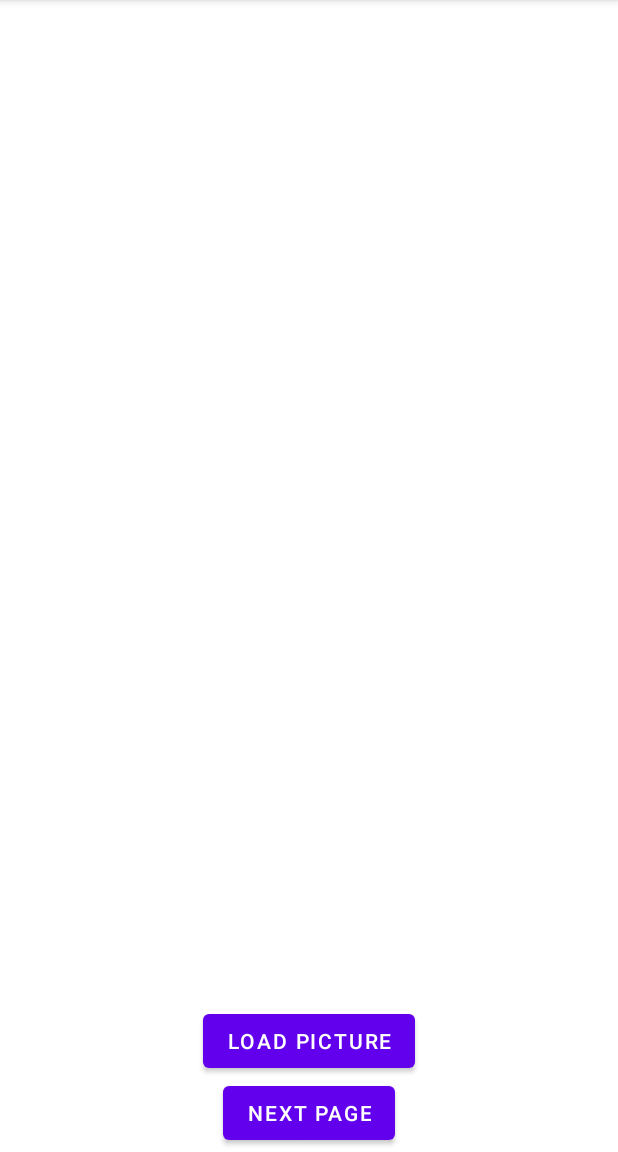
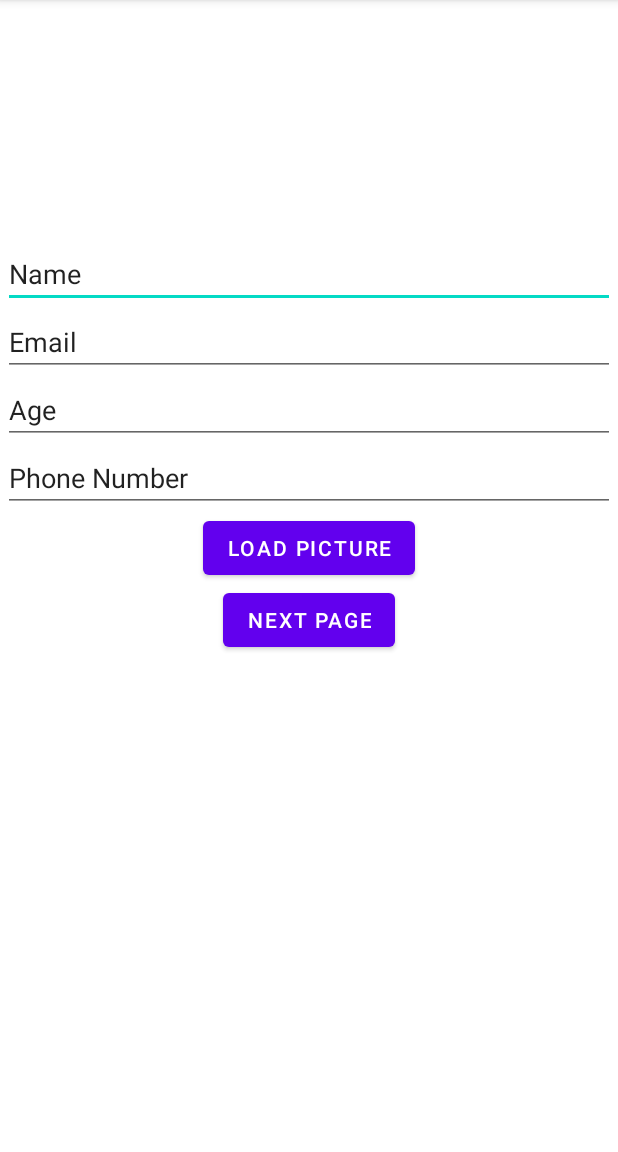
Before and after one commit to Hasitha-Su/User-Activity-App, an Android app: the screen it shows after launch (MainActivity before the commit, RegisterInfoActivity after it), on a phone screen of 412 x 824 dp, the part 84-1236 px from its top. Run offline under Robolectric (Android 15) with nearby library versions, the phone set to English and light mode, and no system bars.

Commit message:
Update with project files

```diff
--- a/app/build.gradle
+++ b/app/build.gradle
@@ -3,6 +3,9 @@ plugins {
     id 'org.jetbrains.kotlin.android'
     id 'kotlin-parcelize'
 }
+
+
+
 
 android {
     namespace 'com.hasithatest01.myapplication'
@@ -38,6 +41,7 @@ dependencies {
     implementation 'androidx.appcompat:appcompat:1.5.1'
     implementation 'com.google.android.material:material:1.7.0'
     implementation 'androidx.constraintlayout:constraintlayout:2.1.4'
+    api 'com.google.android.material:material:1.1.0-alpha06'
     implementation 'androidx.compose.ui:ui-graphics:1.1.1'
     testImplementation 'junit:junit:4.13.2'
     androidTestImplementation 'androidx.test.ext:junit:1.1.4'
--- a/app/src/main/AndroidManifest.xml
+++ b/app/src/main/AndroidManifest.xml
@@ -14,14 +14,14 @@
         android:theme="@style/Theme.MyApplication"
         tools:targetApi="31">
         <activity
-            android:name=".MainActivity2"
+            android:name=".ProfileActivity"
             android:exported="false">
             <meta-data
                 android:name="android.app.lib_name"
                 android:value="" />
         </activity>
         <activity
-            android:name=".MainActivity"
+            android:name=".RegisterInfoActivity"
             android:exported="true">
             <intent-filter>
                 <action android:name="android.intent.action.MAIN" />
--- a/app/src/main/java/com/hasithatest01/myapplication/MainActivity.kt
+++ b/app/src/main/java/com/hasithatest01/myapplication/RegisterInfoActivity.kt
@@ -14,10 +14,11 @@ import android.net.Uri
 import android.os.Bundle
 import android.provider.MediaStore
 import android.widget.Button
+import android.widget.EditText
 import android.widget.ImageView
 import androidx.appcompat.app.AppCompatActivity
 
-class MainActivity : AppCompatActivity() {
+class RegisterInfoActivity : AppCompatActivity() {
 
     lateinit var imageView: ImageView
     lateinit var button: Button
@@ -25,6 +26,11 @@ class MainActivity : AppCompatActivity() {
 
     private val pickImage = 100
     private var imageUri: Uri? = null
+
+    lateinit var  editName :EditText
+    lateinit var  editEmail :EditText
+    lateinit var  editAge :EditText
+    lateinit var  editPhone :EditText
 
     override fun onCreate(savedInstanceState: Bundle?) {
 
@@ -35,14 +41,26 @@ class MainActivity : AppCompatActivity() {
         button = findViewById(R.id.buttonLoadPicture)
         button2 = findViewById(R.id.nextActivity)
 
+        editName = findViewById(R.id.editTextTextPersonName)
+        editEmail = findViewById(R.id.editTextTextEmailAddress6)
+        editAge = findViewById(R.id.editTextNumber)
+        editPhone = findViewById(R.id.editTextPhone)
+
         button.setOnClickListener {
             val gallery = Intent(Intent.ACTION_PICK, MediaStore.Images.Media.INTERNAL_CONTENT_URI)
             startActivityForResult(gallery, pickImage)
         }
 
         button2.setOnClickListener {
-            val dataToSend = User("Hasitha", "Subhashana", imageUri.toString())
-            val intent = Intent(applicationContext, MainActivity2::class.java)
+            val dataToSend = User(
+                editName.text.toString(),
+                editEmail.text.toString(),
+                editAge.text.toString(),
+                editPhone.text.toString(),
+                imageUri.toString()
+            )
+
+            val intent = Intent(applicationContext, ProfileActivity::class.java)
             intent.putExtra("message_key", dataToSend);
             startActivity(intent)
         }
@@ -55,5 +73,4 @@ class MainActivity : AppCompatActivity() {
             imageView.setImageURI(imageUri)
         }
     }
-
 }
--- a/app/src/main/res/layout/activity_main.xml
+++ b/app/src/main/res/layout/activity_main.xml
@@ -6,11 +6,45 @@
     android:orientation="vertical"
     android:padding="2dp">
 
-    <ImageView
+    <com.google.android.material.imageview.ShapeableImageView
         android:id="@+id/imageView"
+        android:layout_width="150dp"
+        android:layout_height="150dp"
+        android:layout_marginTop="8dp" />
+
+    <EditText
+        android:id="@+id/editTextTextPersonName"
         android:layout_width="match_parent"
         android:layout_height="wrap_content"
-        android:layout_weight="1" />
+        android:ems="10"
+        android:inputType="textPersonName"
+        android:text="Name" />
+
+    <EditText
+        android:id="@+id/editTextTextEmailAddress6"
+        android:layout_width="match_parent"
+        android:layout_height="wrap_content"
+        android:ems="10"
+        android:inputType="textEmailAddress"
+        android:text="Email"
+        />
+
+    <EditText
+        android:id="@+id/editTextNumber"
+        android:layout_width="match_parent"
+        android:layout_height="wrap_content"
+        android:ems="10"
+        android:inputType="number"
+        android:text="Age" />
+
+    <EditText
+        android:id="@+id/editTextPhone"
+        android:layout_width="match_parent"
+        android:layout_height="wrap_content"
+        android:ems="10"
+        android:inputType="phone"
+        android:text="Phone Number"
+        />
 
     <Button
         android:id="@+id/buttonLoadPicture"
```
Also changed, not shown: app/src/main/java/com/hasithatest01/myapplication/ProfileActivity.kt (renamed from app/src/main/java/com/hasithatest01/myapplication/MainActivity2.kt, +4 -4 lines), app/src/main/java/com/hasithatest01/myapplication/User.kt (+5 -3 lines).
